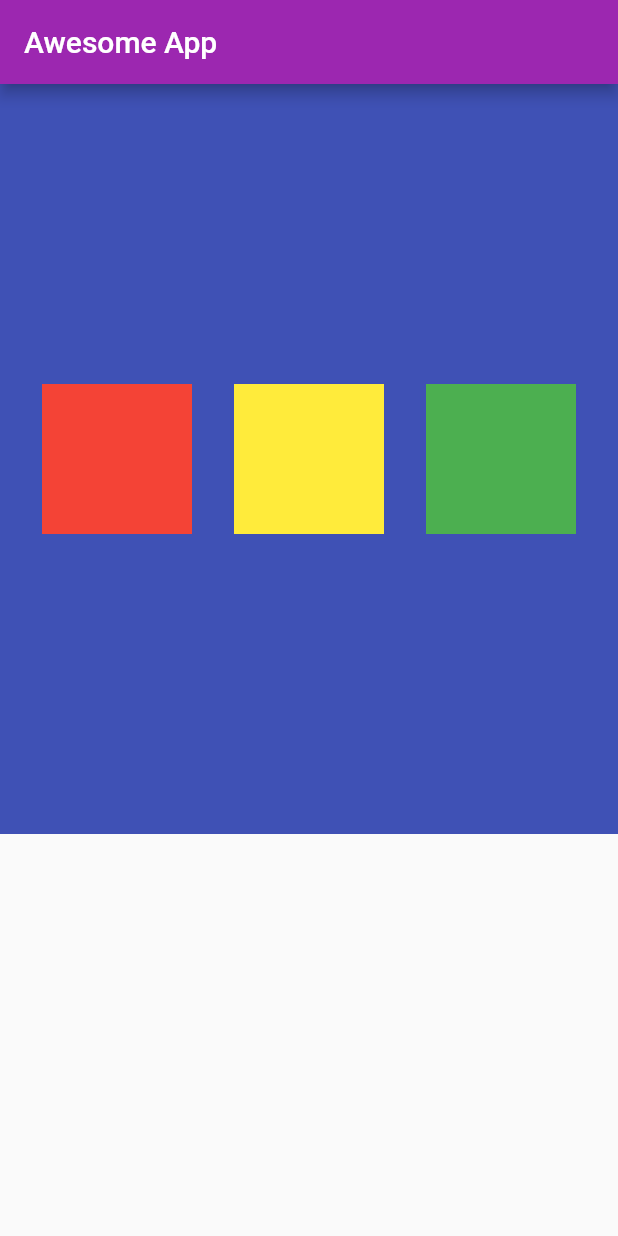
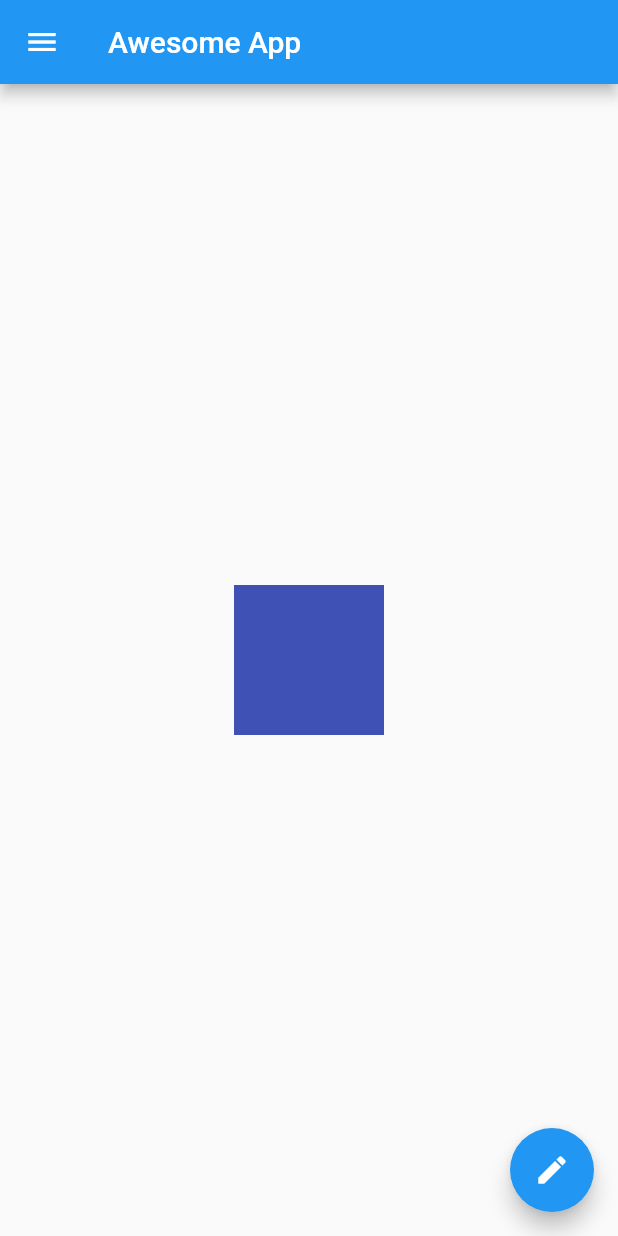
Before and after one commit to SumirVats2003/flutter_tutorial_app, a Flutter app: the screen it shows after launch, on a phone screen of 412 x 824 dp. Run offline on Flutter 3.47's test engine with Material 2 defaults, Android fonts, the phone set to English and light mode, and no system bars.

Commit message:
Material Drawer and Floating Action Button

```diff
--- a/lib/main.dart
+++ b/lib/main.dart
@@ -5,7 +5,7 @@ void main() {
   runApp(MaterialApp(
     home: const HomePage(),
     theme: ThemeData(
-      primarySwatch: Colors.purple,
+      primarySwatch: Colors.blue,
     ),
   ));
 }
@@ -17,36 +17,43 @@ class HomePage extends StatelessWidget {
   Widget build(BuildContext context) {
     return Scaffold(
       appBar: AppBar(title: const Text("Awesome App")),
-      body: Container(
-        height: 500,
-        color: Colors.indigo,
-        child: Row(
-          mainAxisAlignment: MainAxisAlignment.spaceEvenly,
-          crossAxisAlignment: CrossAxisAlignment.center,
-          children: <Widget> [
-            Container(
-              padding: const EdgeInsets.all(10),
-              alignment: Alignment.center,
-              width: 100,
-              height: 100,
-              color: Colors.red,
+      body: Center(
+        child: Container(
+          height: 100,
+          width: 100,
+          color: Colors.indigo,
+        ),
+      ),
+      floatingActionButton: const FloatingActionButton(
+        onPressed: null,
+        child: Icon(Icons.edit),
+      ),
+      drawer: Drawer(
+        child: ListView(
+          padding: const EdgeInsets.all(0),
+          children: const <Widget> [
+            UserAccountsDrawerHeader(
+              accountName: Text("Sumir Vats"), accountEmail: Text("sumirvats@gmail.com"),
+              currentAccountPicture: CircleAvatar(
+                backgroundImage: NetworkImage(
+                  "https://images.unsplash.com/photo-1570295999919-56ceb5ecca61?ixlib=rb-4.0.3&ixid=MnwxMjA3fDB8MHxzZWFyY2h8Mnx8bWFufGVufDB8fDB8fA%3D%3D&auto=format&fit=crop&w=700&q=60"
+                ),
+              )
             ),
-            Container(
-              padding: const EdgeInsets.all(10),
-              alignment: Alignment.center,
-              width: 100,
-              height: 100,
-              color: Colors.yellow,
+            ListTile(
+              leading: Icon(Icons.person),
+              title: Text("Account"),
+              subtitle: Text("Sumir Vats"),
+              trailing: Icon(Icons.edit),
             ),
-            Container(
-              padding: const EdgeInsets.all(10),
-              alignment: Alignment.center,
-              width: 100,
-              height: 100,
-              color: Colors.green,
+            ListTile(
+              leading: Icon(Icons.email),
+              title: Text("Email"),
+              subtitle: Text("sumirvats@gmail.com"),
+              trailing: Icon(Icons.edit),
             ),
-          ],
-        ),
+          ]
+        )
       ),
     );
   }
```
Also changed, not shown: 1 other file.
